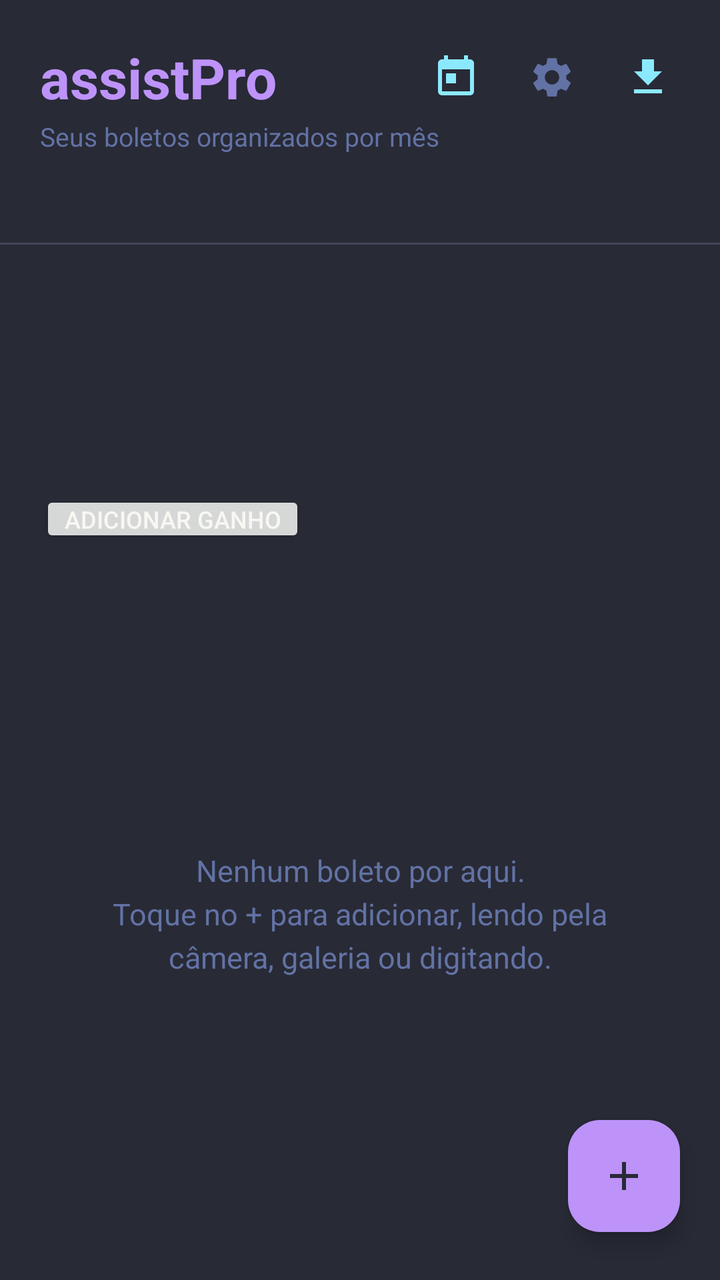
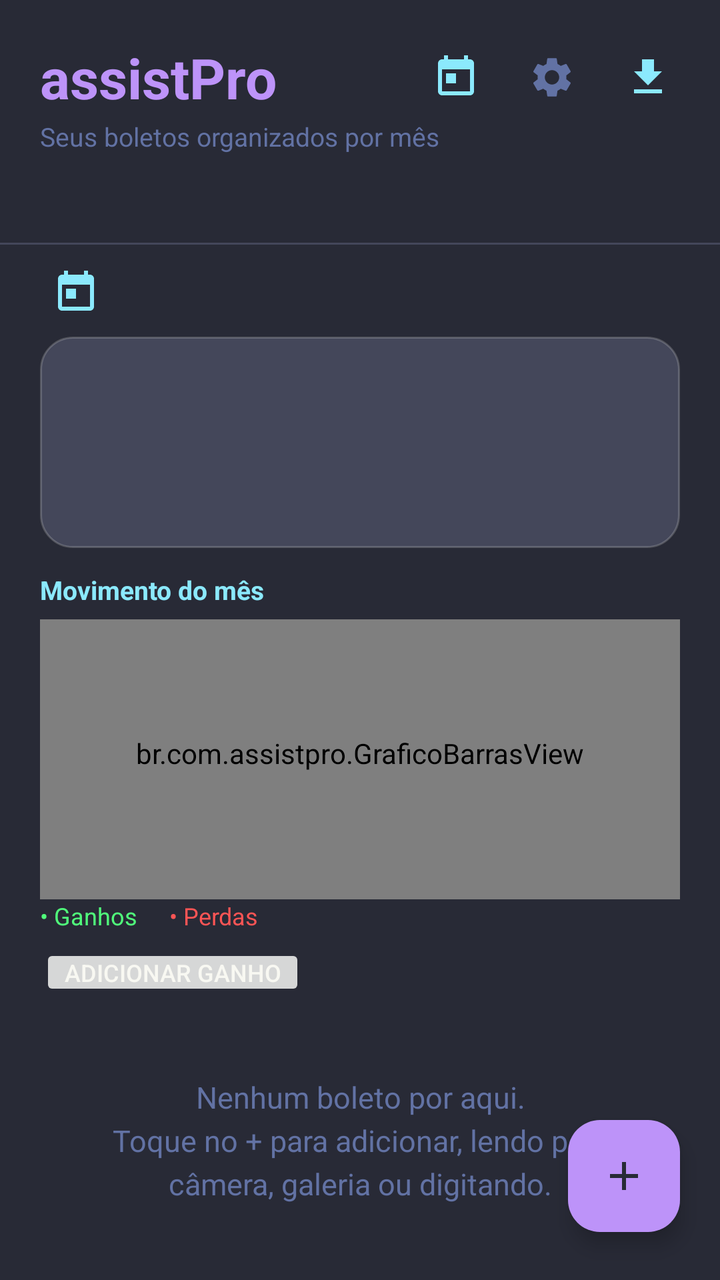

Compare the two renders of this Android layout. The source of the first and the diff that turns it into the second are given below.
<!-- AndroidManifest.xml: application theme Theme.AssistPro -->
<!-- res/layout/activity_main.xml -->
<?xml version="1.0" encoding="utf-8"?>
<androidx.constraintlayout.widget.ConstraintLayout xmlns:android="http://schemas.android.com/apk/res/android"
    xmlns:app="http://schemas.android.com/apk/res-auto"
    android:layout_width="match_parent"
    android:layout_height="match_parent"
    android:background="@color/dracula_bg">

    <TextView
        android:id="@+id/titulo"
        android:layout_width="wrap_content"
        android:layout_height="wrap_content"
        android:layout_marginStart="20dp"
        android:layout_marginTop="20dp"
        android:text="@string/app_name"
        android:textColor="@color/dracula_purple"
        android:textSize="28sp"
        android:textStyle="bold"
        app:layout_constraintStart_toStartOf="parent"
        app:layout_constraintTop_toTopOf="parent" />

    <ImageButton
        android:id="@+id/btn_dev"
        android:layout_width="48dp"
        android:layout_height="48dp"
        android:background="?attr/selectableItemBackgroundBorderless"
        android:contentDescription="@string/capturar_checkpoint"
        android:src="@drawable/ic_bug"
        android:visibility="gone"
        app:layout_constraintBottom_toBottomOf="@id/titulo"
        app:layout_constraintEnd_toStartOf="@id/btn_filtro"
        app:layout_constraintTop_toTopOf="@id/titulo" />

    <ImageButton
        android:id="@+id/btn_filtro"
        android:layout_width="48dp"
        android:layout_height="48dp"
        android:background="?attr/selectableItemBackgroundBorderless"
        android:contentDescription="@string/filtrar_periodo"
        android:src="@drawable/ic_calendario"
        app:layout_constraintBottom_toBottomOf="@id/titulo"
        app:layout_constraintEnd_toStartOf="@id/btn_config"
        app:layout_constraintTop_toTopOf="@id/titulo" />

    <ImageButton
        android:id="@+id/btn_config"
        android:layout_width="48dp"
        android:layout_height="48dp"
        android:background="?attr/selectableItemBackgroundBorderless"
        android:contentDescription="@string/configuracoes"
        android:src="@drawable/ic_settings"
        app:layout_constraintBottom_toBottomOf="@id/titulo"
        app:layout_constraintEnd_toStartOf="@id/btn_atualizar"
        app:layout_constraintTop_toTopOf="@id/titulo" />

    <ImageButton
        android:id="@+id/btn_atualizar"
        android:layout_width="48dp"
        android:layout_height="48dp"
        android:layout_marginEnd="12dp"
        android:background="?attr/selectableItemBackgroundBorderless"
        android:contentDescription="@string/atualizar"
        android:src="@drawable/ic_update"
        app:layout_constraintBottom_toBottomOf="@id/titulo"
        app:layout_constraintEnd_toEndOf="parent"
        app:layout_constraintTop_toTopOf="@id/titulo" />

    <TextView
        android:id="@+id/subtitulo"
        android:layout_width="wrap_content"
        android:layout_height="wrap_content"
        android:layout_marginStart="20dp"
        android:layout_marginTop="2dp"
        android:text="@string/subtitulo"
        android:textColor="@color/dracula_comment"
        android:textSize="13sp"
        app:layout_constraintStart_toStartOf="parent"
        app:layout_constraintTop_toBottomOf="@id/titulo" />

    <TextView
        android:id="@+id/resumo"
        android:layout_width="wrap_content"
        android:layout_height="wrap_content"
        android:layout_marginStart="20dp"
        android:layout_marginTop="10dp"
        android:textColor="@color/dracula_green"
        android:textSize="15sp"
        android:textStyle="bold"
        app:layout_constraintStart_toStartOf="parent"
        app:layout_constraintTop_toBottomOf="@id/subtitulo" />

    <View
        android:id="@+id/divisor"
        android:layout_width="0dp"
        android:layout_height="1dp"
        android:layout_marginTop="14dp"
        android:background="@color/dracula_current"
        app:layout_constraintEnd_toEndOf="parent"
        app:layout_constraintStart_toStartOf="parent"
        app:layout_constraintTop_toBottomOf="@id/resumo" />

    <LinearLayout
        android:id="@+id/dash"
        android:layout_width="0dp"
        android:layout_height="wrap_content"
        android:orientation="vertical"
        android:paddingStart="20dp"
        android:paddingTop="10dp"
        android:paddingEnd="20dp"
        app:layout_constraintEnd_toEndOf="parent"
        app:layout_constraintStart_toStartOf="parent"
        app:layout_constraintTop_toBottomOf="@id/divisor">

        <TextView
            android:id="@+id/dash_periodo"
            android:layout_width="wrap_content"
            android:layout_height="wrap_content"
            android:background="?attr/selectableItemBackground"
            android:paddingTop="2dp"
            android:paddingBottom="2dp"
            android:textColor="@color/dracula_cyan"
            android:textSize="14sp"
            android:textStyle="bold" />

        <TextView
            android:id="@+id/dash_ganhos"
            android:layout_width="match_parent"
            android:layout_height="wrap_content"
            android:layout_marginTop="4dp"
            android:textColor="@color/dracula_green"
            android:textSize="14sp" />

        <TextView
            android:id="@+id/dash_perdas"
            android:layout_width="match_parent"
            android:layout_height="wrap_content"
            android:textColor="@color/dracula_red"
            android:textSize="14sp" />

        <TextView
            android:id="@+id/dash_saldo"
            android:layout_width="match_parent"
            android:layout_height="wrap_content"
            android:textColor="@color/dracula_yellow"
            android:textSize="15sp"
            android:textStyle="bold" />

        <TextView
            android:id="@+id/dash_aberto"
            android:layout_width="match_parent"
            android:layout_height="wrap_content"
            android:layout_marginTop="4dp"
            android:textColor="@color/dracula_orange"
            android:textSize="13sp" />

        <Button
            android:id="@+id/btn_add_ganho"
            android:layout_width="wrap_content"
            android:layout_height="wrap_content"
            android:layout_marginTop="6dp"
            android:minHeight="0dp"
            android:paddingTop="6dp"
            android:paddingBottom="6dp"
            android:text="@string/ganho_add"
            android:textSize="12sp" />
    </LinearLayout>

    <androidx.recyclerview.widget.RecyclerView
        android:id="@+id/lista"
        android:layout_width="0dp"
        android:layout_height="0dp"
        android:clipToPadding="false"
        android:paddingTop="10dp"
        android:paddingBottom="96dp"
        app:layout_constraintBottom_toBottomOf="parent"
        app:layout_constraintEnd_toEndOf="parent"
        app:layout_constraintStart_toStartOf="parent"
        app:layout_constraintTop_toBottomOf="@id/dash" />

    <TextView
        android:id="@+id/vazio"
        android:layout_width="0dp"
        android:layout_height="wrap_content"
        android:layout_marginStart="32dp"
        android:layout_marginEnd="32dp"
        android:gravity="center"
        android:lineSpacingExtra="4dp"
        android:text="@string/vazio"
        android:textColor="@color/dracula_comment"
        android:textSize="15sp"
        app:layout_constraintBottom_toBottomOf="parent"
        app:layout_constraintEnd_toEndOf="parent"
        app:layout_constraintStart_toStartOf="parent"
        app:layout_constraintTop_toBottomOf="@id/dash" />

    <com.google.android.material.floatingactionbutton.FloatingActionButton
        android:id="@+id/fab"
        android:layout_width="wrap_content"
        android:layout_height="wrap_content"
        android:layout_marginEnd="20dp"
        android:layout_marginBottom="24dp"
        android:contentDescription="@string/adicionar"
        android:src="@drawable/ic_add"
        app:backgroundTint="@color/dracula_purple"
        app:layout_constraintBottom_toBottomOf="parent"
        app:layout_constraintEnd_toEndOf="parent"
        app:tint="@color/dracula_bg" />

    <include
        layout="@layout/view_carregando"
        android:layout_width="0dp"
        android:layout_height="0dp"
        app:layout_constraintBottom_toBottomOf="parent"
        app:layout_constraintEnd_toEndOf="parent"
        app:layout_constraintStart_toStartOf="parent"
        app:layout_constraintTop_toTopOf="parent" />

</androidx.constraintlayout.widget.ConstraintLayout>
<!-- res/layout/view_carregando.xml (included above) -->
<?xml version="1.0" encoding="utf-8"?>
<FrameLayout xmlns:android="http://schemas.android.com/apk/res/android"
    xmlns:app="http://schemas.android.com/apk/res-auto"
    android:id="@+id/carregando"
    android:layout_width="match_parent"
    android:layout_height="match_parent"
    android:background="@color/dracula_bg"
    android:clickable="true"
    android:focusable="true"
    android:visibility="gone">

    <LinearLayout
        android:layout_width="wrap_content"
        android:layout_height="wrap_content"
        android:layout_gravity="center"
        android:gravity="center"
        android:orientation="vertical">

        <com.google.android.material.progressindicator.CircularProgressIndicator
            android:layout_width="wrap_content"
            android:layout_height="wrap_content"
            app:indicatorColor="@color/dracula_purple"
            app:trackColor="@color/dracula_current" />

        <TextView
            android:layout_width="wrap_content"
            android:layout_height="wrap_content"
            android:layout_marginTop="16dp"
            android:text="@string/carregando"
            android:textColor="@color/dracula_comment"
            android:textSize="14sp" />
    </LinearLayout>

</FrameLayout>
<!-- resources referenced by this layout -->
<resources>
  <color name="dracula_bg">#282A36</color>
  <color name="dracula_comment">#6272A4</color>
  <color name="dracula_current">#44475A</color>
  <color name="dracula_cyan">#8BE9FD</color>
  <color name="dracula_green">#50FA7B</color>
  <color name="dracula_orange">#FFB86C</color>
  <color name="dracula_purple">#BD93F9</color>
  <color name="dracula_red">#FF5555</color>
  <color name="dracula_yellow">#F1FA8C</color>
  <!-- drawable ic_add (drawable) -->
  <vector xmlns:android="http://schemas.android.com/apk/res/android"
      android:width="24dp"
      android:height="24dp"
      android:viewportWidth="24"
      android:viewportHeight="24">
      <path
          android:fillColor="@color/dracula_bg"
          android:pathData="M11,5h2v6h6v2h-6v6h-2v-6H5v-2h6z" />
  </vector>
  <!-- drawable ic_bug (drawable) -->
  <vector xmlns:android="http://schemas.android.com/apk/res/android"
      android:width="24dp"
      android:height="24dp"
      android:viewportWidth="24"
      android:viewportHeight="24">
      <path
          android:fillColor="@color/dracula_orange"
          android:pathData="M20,8h-2.81c-0.45,-0.78 -1.07,-1.45 -1.82,-1.96L17,4.41L15.59,3l-2.17,2.17C12.96,5.06 12.49,5 12,5s-0.96,0.06 -1.41,0.17L8.41,3L7,4.41l1.62,1.63C7.88,6.55 7.26,7.22 6.81,8H4v2h2.09c-0.05,0.33 -0.09,0.66 -0.09,1v1H4v2h2v1c0,0.34 0.04,0.67 0.09,1H4v2h2.81c1.04,1.79 2.97,3 5.19,3s4.15,-1.21 5.19,-3H20v-2h-2.09c0.05,-0.33 0.09,-0.66 0.09,-1v-1h2v-2h-2v-1c0,-0.34 -0.04,-0.67 -0.09,-1H20V8zM14,17h-4v-2h4v2zM14,13h-4v-2h4v2z" />
  </vector>
  <!-- drawable ic_calendario (drawable) -->
  <vector xmlns:android="http://schemas.android.com/apk/res/android"
      android:width="24dp"
      android:height="24dp"
      android:viewportWidth="24"
      android:viewportHeight="24">
      <path
          android:fillColor="@color/dracula_cyan"
          android:pathData="M19,3h-1V1h-2v2H8V1H6v2H5c-1.11,0 -1.99,0.9 -1.99,2L3,19c0,1.1 0.89,2 2,2h14c1.1,0 2,-0.9 2,-2V5c0,-1.1 -0.9,-2 -2,-2zM19,19H5V8h14v11zM7,10h5v5H7z" />
  </vector>
  <!-- drawable ic_update (drawable) -->
  <vector xmlns:android="http://schemas.android.com/apk/res/android"
      android:width="24dp"
      android:height="24dp"
      android:viewportWidth="24"
      android:viewportHeight="24">
      <path
          android:fillColor="@color/dracula_cyan"
          android:pathData="M5,20h14v-2H5v2zM19,9h-4V3H9v6H5l7,7 7,-7z" />
  </vector>
  <string name="adicionar">Adicionar boleto</string>
  <string name="app_name">assistPro</string>
  <string name="atualizar">Verificar atualizações</string>
  <string name="capturar_checkpoint">Salvar checkpoint</string>
  <string name="carregando">Carregando…</string>
  <string name="configuracoes">Configurações</string>
  <string name="filtrar_periodo">Filtrar período</string>
  <string name="ganho_add">Adicionar ganho</string>
  <string name="subtitulo">Seus boletos organizados por mês</string>
  <string name="vazio">Nenhum boleto por aqui.\nToque no + para adicionar, lendo pela câmera, galeria ou digitando.</string>
  <color name="dracula_fg">#F8F8F2</color>
  <color name="dracula_pink">#FF79C6</color>
</resources>

<!-- the commit's change to res/layout/activity_main.xml (unified diff, before → after) -->
@@ -115,48 +115,106 @@
             android:layout_width="wrap_content"
             android:layout_height="wrap_content"
             android:background="?attr/selectableItemBackground"
+            android:drawableEnd="@drawable/ic_calendario"
+            android:drawablePadding="6dp"
             android:paddingTop="2dp"
             android:paddingBottom="2dp"
             android:textColor="@color/dracula_cyan"
             android:textSize="14sp"
             android:textStyle="bold" />
 
+        <LinearLayout
+            android:layout_width="match_parent"
+            android:layout_height="wrap_content"
+            android:layout_marginTop="8dp"
+            android:background="@drawable/bg_card"
+            android:orientation="vertical"
+            android:padding="14dp">
+
+            <TextView
+                android:id="@+id/dash_saldo"
+                android:layout_width="match_parent"
+                android:layout_height="wrap_content"
+                android:textColor="@color/dracula_yellow"
+                android:textSize="24sp"
+                android:textStyle="bold" />
+
+            <LinearLayout
+                android:layout_width="match_parent"
+                android:layout_height="wrap_content"
+                android:layout_marginTop="6dp"
+                android:orientation="horizontal">
+
+                <TextView
+                    android:id="@+id/dash_ganhos"
+                    android:layout_width="0dp"
+                    android:layout_height="wrap_content"
+                    android:layout_weight="1"
+                    android:textColor="@color/dracula_green"
+                    android:textSize="13sp" />
+
+                <TextView
+                    android:id="@+id/dash_perdas"
+                    android:layout_width="0dp"
+                    android:layout_height="wrap_content"
+                    android:layout_weight="1"
+                    android:textColor="@color/dracula_red"
+                    android:textSize="13sp" />
+            </LinearLayout>
+
+            <TextView
+                android:id="@+id/dash_aberto"
+                android:layout_width="match_parent"
+                android:layout_height="wrap_content"
+                android:layout_marginTop="4dp"
+                android:textColor="@color/dracula_orange"
+                android:textSize="13sp" />
+        </LinearLayout>
+
         <TextView
-            android:id="@+id/dash_ganhos"
             android:layout_width="match_parent"
             android:layout_height="wrap_content"
-            android:layout_marginTop="4dp"
-            android:textColor="@color/dracula_green"
-            android:textSize="14sp" />
-
-        <TextView
-            android:id="@+id/dash_perdas"
+            android:layout_marginTop="12dp"
+            android:text="@string/dashboard_movimento"
+            android:textColor="@color/dracula_cyan"
+            android:textSize="13sp"
+            android:textStyle="bold" />
+
+        <br.com.assistpro.GraficoBarrasView
+            android:id="@+id/grafico"
             android:layout_width="match_parent"
-            android:layout_height="wrap_content"
-            android:textColor="@color/dracula_red"
-            android:textSize="14sp" />
-
-        <TextView
-            android:id="@+id/dash_saldo"
+            android:layout_height="140dp"
+            android:layout_marginTop="6dp"
+            android:paddingTop="8dp"
+            android:paddingBottom="14dp" />
+
+        <LinearLayout
             android:layout_width="match_parent"
             android:layout_height="wrap_content"
-            android:textColor="@color/dracula_yellow"
-            android:textSize="15sp"
-            android:textStyle="bold" />
-
-        <TextView
-            android:id="@+id/dash_aberto"
-            android:layout_width="match_parent"
-            android:layout_height="wrap_content"
-            android:layout_marginTop="4dp"
-            android:textColor="@color/dracula_orange"
-            android:textSize="13sp" />
+            android:orientation="horizontal">
+
+            <TextView
+                android:layout_width="wrap_content"
+                android:layout_height="wrap_content"
+                android:text="@string/legenda_ganhos"
+                android:textColor="@color/dracula_green"
+                android:textSize="12sp" />
+
+            <TextView
+                android:layout_width="wrap_content"
+                android:layout_height="wrap_content"
+                android:layout_marginStart="16dp"
+                android:text="@string/legenda_perdas"
+                android:textColor="@color/dracula_red"
+                android:textSize="12sp" />
+        </LinearLayout>
 
         <Button
             android:id="@+id/btn_add_ganho"
             android:layout_width="wrap_content"
             android:layout_height="wrap_content"
             android:layout_marginTop="6dp"
+            android:enabled="false"
             android:minHeight="0dp"
             android:paddingTop="6dp"
             android:paddingBottom="6dp"
<!-- resource entries referenced after the edit -->
@@ -9,6 +9,16 @@
   <color name="dracula_purple">#BD93F9</color>
   <color name="dracula_red">#FF5555</color>
   <color name="dracula_yellow">#F1FA8C</color>
+  <!-- drawable bg_card (drawable) -->
+  <?xml version="1.0" encoding="utf-8"?>
+  <shape xmlns:android="http://schemas.android.com/apk/res/android"
+      android:shape="rectangle">
+      <solid android:color="@color/dracula_current" />
+      <corners android:radius="16dp" />
+      <stroke
+          android:width="1dp"
+          android:color="#33F8F8F2" />
+  </shape>
   <!-- drawable ic_add (drawable) -->
   <vector xmlns:android="http://schemas.android.com/apk/res/android"
       android:width="24dp"
@@ -55,8 +65,11 @@
   <string name="capturar_checkpoint">Salvar checkpoint</string>
   <string name="carregando">Carregando…</string>
   <string name="configuracoes">Configurações</string>
+  <string name="dashboard_movimento">Movimento do mês</string>
   <string name="filtrar_periodo">Filtrar período</string>
   <string name="ganho_add">Adicionar ganho</string>
+  <string name="legenda_ganhos">• Ganhos</string>
+  <string name="legenda_perdas">• Perdas</string>
   <string name="subtitulo">Seus boletos organizados por mês</string>
   <string name="vazio">Nenhum boleto por aqui.\nToque no + para adicionar, lendo pela câmera, galeria ou digitando.</string>
   <color name="dracula_fg">#F8F8F2</color>
